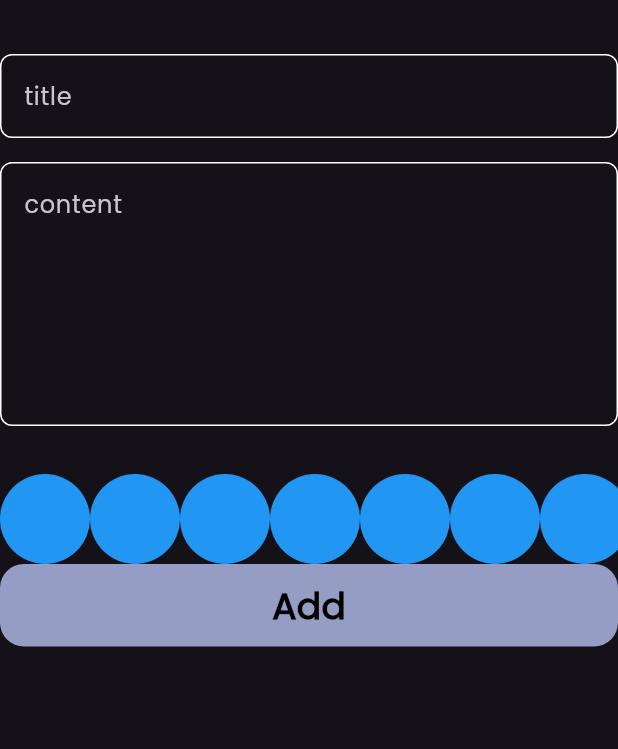
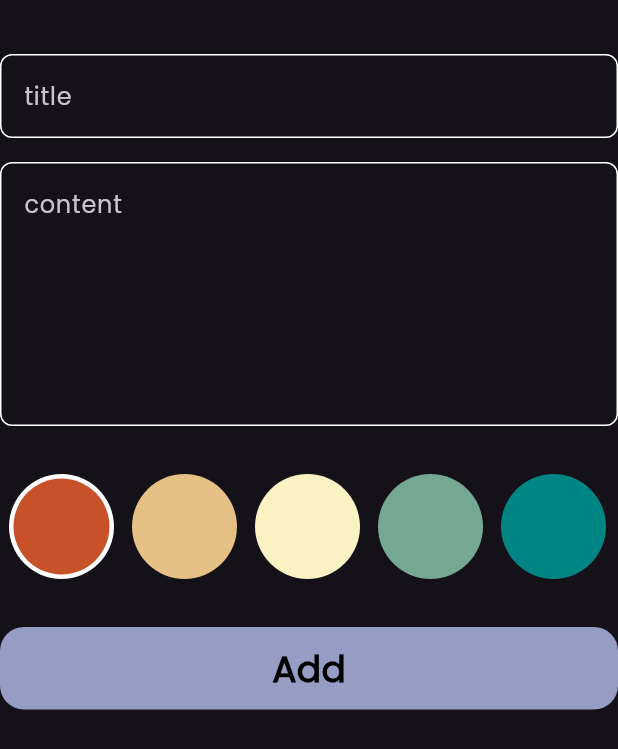
Before and after one commit to mohameddsalah60/notes_app, a Flutter app: the AddNoteForm widget shown alone on an empty page, opened directly, on a phone screen of 412 x 824 dp. Shown: the top 749 px of the screen. Run offline on Flutter 3.47's test engine with Material 3 defaults, Android fonts, the phone set to English and light mode, and no system bars; our stand-ins replace flutter_bloc, hive, hive_flutter; accounts and stored records are empty.

Commit message:
create colors list part two

```diff
--- a/lib/views/widgets/add_note_form.dart
+++ b/lib/views/widgets/add_note_form.dart
@@ -51,7 +51,10 @@ class _AddNoteFormState extends State<AddNoteForm> {
           const SizedBox(
             height: 32,
           ),
-          ColorsListView(),
+          const ColorsListView(),
+          const SizedBox(
+            height: 32,
+          ),
           BlocBuilder<AddNoteCubit, AddNoteState>(
             builder: (context, state) {
               return CustomButton(
--- a/lib/views/widgets/colors_list_view.dart
+++ b/lib/views/widgets/colors_list_view.dart
@@ -1,29 +1,68 @@
 import 'package:flutter/material.dart';
 
 class ColorsItem extends StatelessWidget {
-  const ColorsItem({super.key});
-
+  const ColorsItem({
+    super.key,
+    required this.isSelected,
+    required this.color,
+  });
+  final bool isSelected;
+  final Color color;
   @override
   Widget build(BuildContext context) {
-    return const CircleAvatar(
-      backgroundColor: Colors.blue,
-      radius: 30,
-    );
+    return isSelected
+        ? CircleAvatar(
+            backgroundColor: Colors.white,
+            radius: 35,
+            child: CircleAvatar(
+              backgroundColor: color,
+              radius: 32,
+            ),
+          )
+        : CircleAvatar(
+            backgroundColor: color,
+            radius: 35,
+          );
   }
 }
 
-class ColorsListView extends StatelessWidget {
+class ColorsListView extends StatefulWidget {
   const ColorsListView({super.key});
 
   @override
+  State<ColorsListView> createState() => _ColorsListViewState();
+}
+
+class _ColorsListViewState extends State<ColorsListView> {
+  int currentIndex = 0;
+  List<Color> colors = const [
+    Color(0xffc7522a),
+    Color(0xffe5c185),
+    Color(0xfffbf2c4),
+    Color(0xff74a892),
+    Color(0xff008585),
+  ];
+  @override
   Widget build(BuildContext context) {
     return SizedBox(
-      height: 60,
+      height: 35 * 2,
       child: ListView.builder(
         scrollDirection: Axis.horizontal,
-        itemCount: 10,
+        itemCount: colors.length,
         itemBuilder: (context, index) {
-          return const ColorsItem();
+          return Padding(
+            padding: const EdgeInsets.symmetric(horizontal: 6),
+            child: GestureDetector(
+              onTap: () {
+                currentIndex = index;
+                setState(() {});
+              },
+              child: ColorsItem(
+                isSelected: currentIndex == index,
+                color: colors[index],
+              ),
+            ),
+          );
         },
       ),
     );
```
